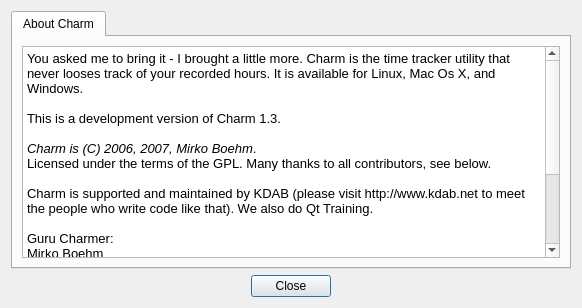
Old version of the form Charm/CharmAboutDialog.ui in the repository KDAB/Charm.
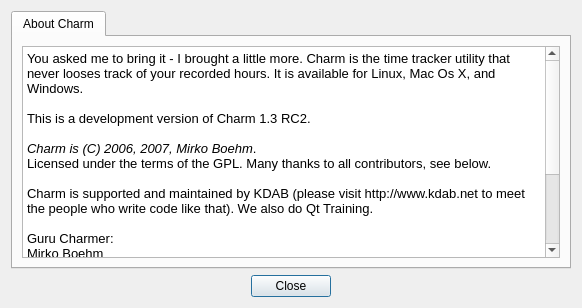
New version of the form.

Patch:
```diff
--- a/Charm/CharmAboutDialog.ui
+++ b/Charm/CharmAboutDialog.ui
@@ -43,7 +43,7 @@
 &lt;/style>&lt;/head>&lt;body style=" font-family:'Lucida Grande'; font-size:13pt; font-weight:400; font-style:normal;">
 &lt;p style=" margin-top:0px; margin-bottom:0px; margin-left:0px; margin-right:0px; -qt-block-indent:0; text-indent:0px;">&lt;span style=" font-size:10pt;">You asked me to bring it - I brought a little more. Charm is the time tracker utility that never looses track of your recorded hours. It is available for Linux, Mac Os X, and Windows.&lt;/span>&lt;/p>
 &lt;p style="-qt-paragraph-type:empty; margin-top:0px; margin-bottom:0px; margin-left:0px; margin-right:0px; -qt-block-indent:0; text-indent:0px; font-size:10pt;">&lt;/p>
-&lt;p style=" margin-top:0px; margin-bottom:0px; margin-left:0px; margin-right:0px; -qt-block-indent:0; text-indent:0px; font-size:10pt;">This is a development version of Charm 1.3.&lt;/p>
+&lt;p style=" margin-top:0px; margin-bottom:0px; margin-left:0px; margin-right:0px; -qt-block-indent:0; text-indent:0px; font-size:10pt;">This is a development version of Charm 1.3 RC2.&lt;/p>
 &lt;p style="-qt-paragraph-type:empty; margin-top:0px; margin-bottom:0px; margin-left:0px; margin-right:0px; -qt-block-indent:0; text-indent:0px; font-size:10pt;">&lt;/p>
 &lt;p style=" margin-top:0px; margin-bottom:0px; margin-left:0px; margin-right:0px; -qt-block-indent:0; text-indent:0px; font-size:10pt;">&lt;span style=" font-style:italic;">Charm is (C) 2006, 2007, Mirko Boehm&lt;/span>. &lt;/p>
 &lt;p style=" margin-top:0px; margin-bottom:0px; margin-left:0px; margin-right:0px; -qt-block-indent:0; text-indent:0px; font-size:10pt;">Licensed under the terms of the GPL. Many thanks to all contributors, see below.&lt;/p>
```
